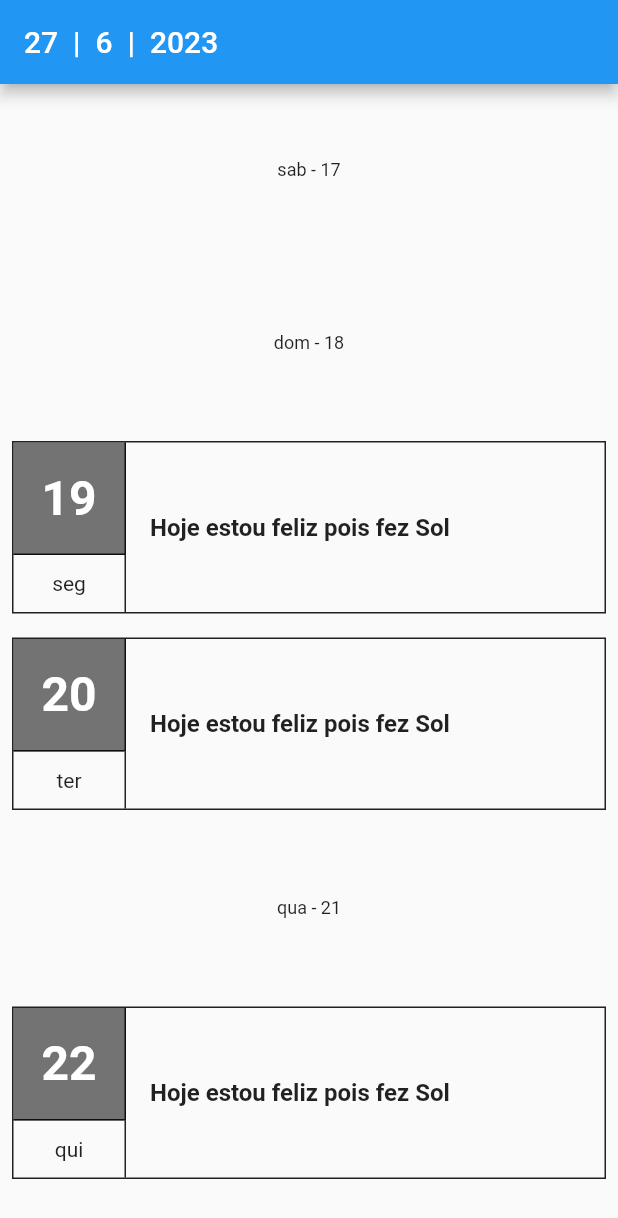
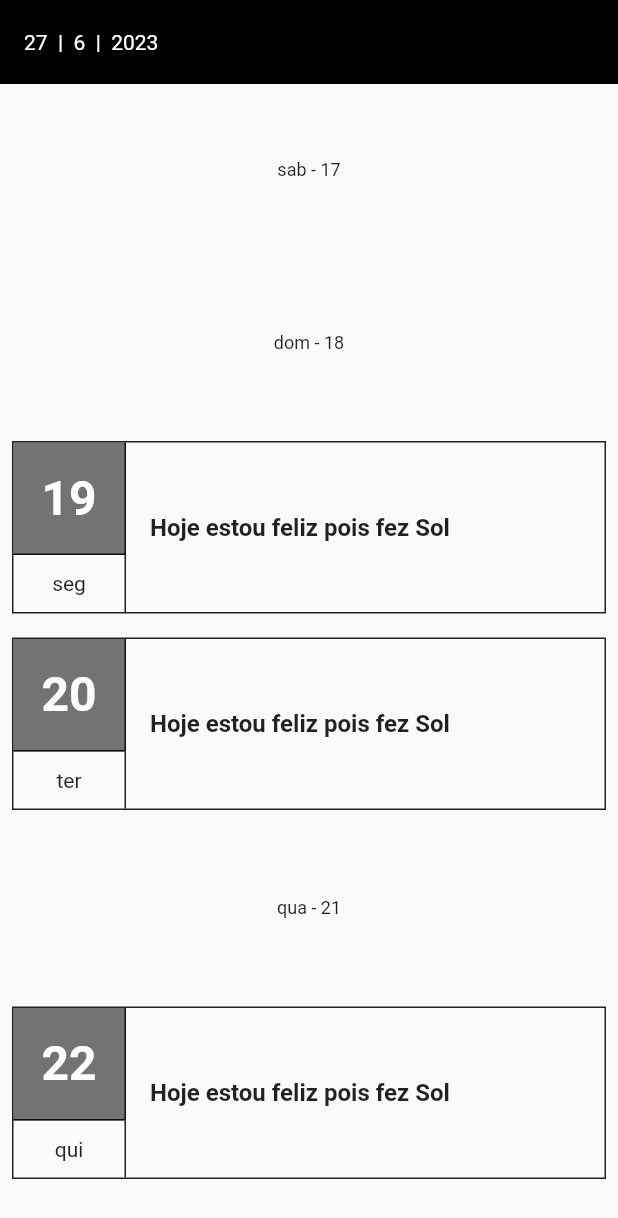
Before and after one commit to TharllysonSilva/WebApi, a Flutter app: the screen it shows after launch, on a phone screen of 412 x 824 dp. Shown: the top 1218 px of the screen. Run offline on Flutter 3.47's test engine with Material 2 defaults, Android fonts, the phone set to English and light mode, and no system bars.

Commit message:
estilizando app

```diff
--- a/lib/main.dart
+++ b/lib/main.dart
@@ -12,6 +12,16 @@ class MyApp extends StatelessWidget {
     return MaterialApp(
       title: 'Simple Journal',
       debugShowCheckedModeBanner: false,
+      theme: ThemeData(
+        primarySwatch: Colors.grey,
+        appBarTheme: const AppBarTheme(
+          elevation: 0,
+          backgroundColor: Colors.black,
+          titleTextStyle: TextStyle(
+            color: Colors.white,
+          ),
+        ),
+      ),
       darkTheme: ThemeData.dark(),
       themeMode: ThemeMode.light,
       initialRoute: "home",
```
